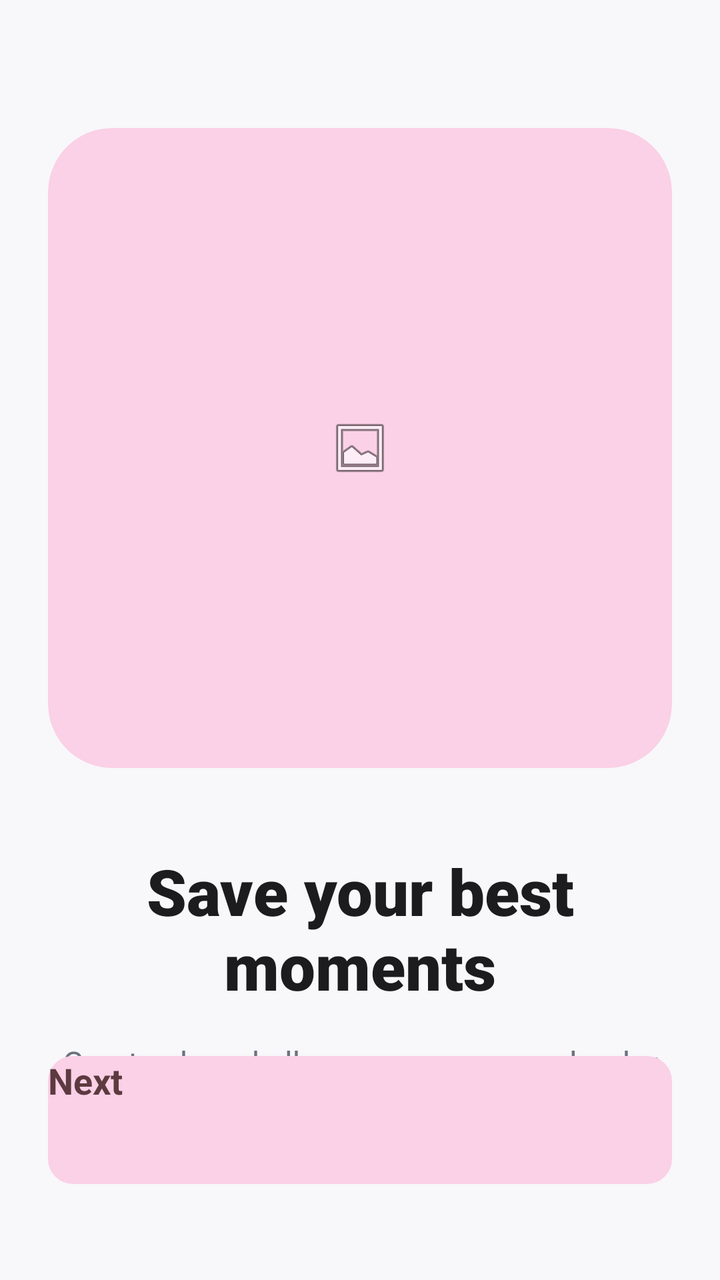
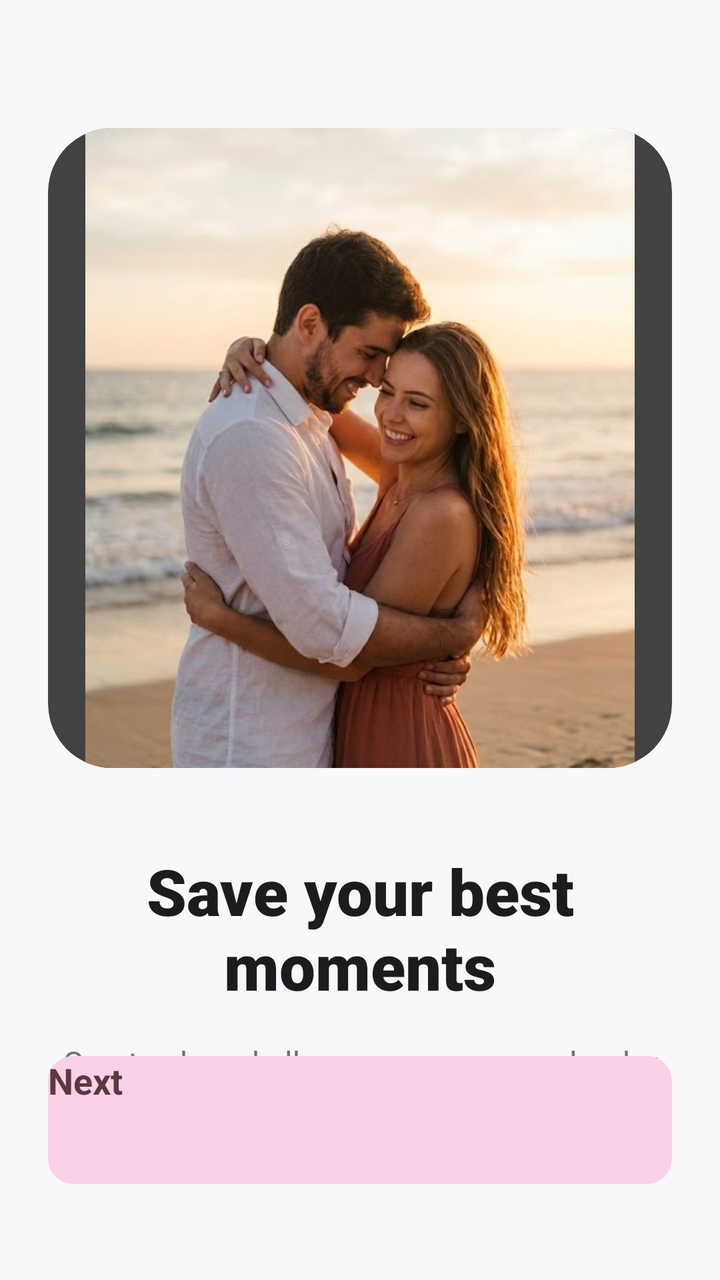

The first picture is an Android layout as it rendered before a commit; the second is the same layout after the commit. The layout source and the unified diff follow.
<!-- AndroidManifest.xml: application theme Theme.App.Starting -->
<!-- res/layout/fragment_onboarding.xml -->
<?xml version="1.0" encoding="utf-8"?>
<androidx.constraintlayout.widget.ConstraintLayout xmlns:android="http://schemas.android.com/apk/res/android"
    xmlns:app="http://schemas.android.com/apk/res-auto"
    android:layout_width="match_parent"
    android:layout_height="match_parent"
    android:background="@color/background_light"
    android:padding="24dp">

    <androidx.cardview.widget.CardView
        android:id="@+id/cardIllustration"
        android:layout_width="match_parent"
        android:layout_height="320dp"
        android:layout_marginTop="40dp"
        app:cardBackgroundColor="#FAD1E6"
        app:cardCornerRadius="32dp"
        app:cardElevation="0dp"
        app:layout_constraintEnd_toEndOf="parent"
        app:layout_constraintStart_toStartOf="parent"
        app:layout_constraintTop_toTopOf="parent">

        <ImageView
            android:layout_width="match_parent"
            android:layout_height="match_parent"
            android:padding="40dp"
            android:scaleType="centerInside"
            android:src="@android:drawable/ic_menu_gallery"
            app:tint="#FFFFFF" />
    </androidx.cardview.widget.CardView>

    <TextView
        android:id="@+id/tvTitle"
        android:layout_width="match_parent"
        android:layout_height="wrap_content"
        android:layout_marginTop="40dp"
        android:fontFamily="sans-serif-black"
        android:gravity="center"
        android:text="@string/save_your_best_moments"
        android:textColor="@color/text_primary"
        android:textSize="32sp"
        android:textStyle="bold"
        app:layout_constraintEnd_toEndOf="parent"
        app:layout_constraintStart_toStartOf="parent"
        app:layout_constraintTop_toBottomOf="@id/cardIllustration" />

    <TextView
        android:layout_width="match_parent"
        android:layout_height="wrap_content"
        android:layout_marginTop="16dp"
        android:gravity="center"
        android:lineSpacingExtra="4dp"
        android:text="@string/Create_shared_albums"
        android:textColor="@color/text_secondary"
        android:textSize="16sp"
        app:layout_constraintEnd_toEndOf="parent"
        app:layout_constraintStart_toStartOf="parent"
        app:layout_constraintTop_toBottomOf="@id/tvTitle" />

    <androidx.appcompat.widget.AppCompatButton
        android:id="@+id/btnGetStarted"
        android:layout_width="match_parent"
        android:layout_height="64dp"
        android:layout_marginBottom="24dp"
        android:background="@drawable/bg_input_field"
        android:backgroundTint="#FAD1E6"
        android:text="@string/next"
        android:textAllCaps="false"
        android:textColor="#5D3A40"
        android:textSize="18sp"
        android:textStyle="bold"
        app:layout_constraintBottom_toBottomOf="parent"
        app:layout_constraintEnd_toEndOf="parent"
        app:layout_constraintStart_toStartOf="parent" />

</androidx.constraintlayout.widget.ConstraintLayout>
<!-- resources referenced by this layout -->
<resources>
  <color name="background_light">#F8F7FA</color>
  <color name="text_primary">#1C1C1E</color>
  <color name="text_secondary">#6B7280</color>
  <!-- drawable bg_input_field (drawable) -->
  <?xml version="1.0" encoding="utf-8"?>
  <shape xmlns:android="http://schemas.android.com/apk/res/android" android:shape="rectangle">
      <solid android:color="@color/white"/>
      <corners android:radius="12dp"/>
      <stroke android:width="1dp" android:color="#E2E8F0"/> </shape>
  <string name="Create_shared_albums">Create shared albums, manage a calendar of events, and share memories with your significant other.</string>
  <string name="next">Next</string>
  <string name="save_your_best_moments">Save your best moments</string>
  <style name="Theme.App.Starting" parent="Theme.SplashScreen">
          <item name="windowSplashScreenBackground">@android:color/white</item>
  
          <item name="windowSplashScreenAnimatedIcon">@drawable/splash_icon</item>
          <item name="windowSplashScreenAnimationDuration">1000</item>
  
          <item name="postSplashScreenTheme">@style/Theme.OurMemories</item>
      </style>
  <color name="white">#FFFFFF</color>
  <!-- drawable splash_icon: png bitmap (drawable, 316944 bytes) -->
  <style name="Theme.OurMemories" parent="Base.Theme.OurMemories" />
  <style name="Base.Theme.OurMemories" parent="Theme.Material3.DayNight.NoActionBar" />
</resources>

<!-- the commit's change to res/layout/fragment_onboarding.xml (unified diff, before → after) -->
@@ -8,11 +8,11 @@
 
     <androidx.cardview.widget.CardView
         android:id="@+id/cardIllustration"
-        android:layout_width="match_parent"
-        android:layout_height="320dp"
+        android:layout_width="wrap_content"
+        android:layout_height="320sp"
         android:layout_marginTop="40dp"
-        app:cardBackgroundColor="#FAD1E6"
         app:cardCornerRadius="32dp"
+        android:maxHeight="320sp"
         app:cardElevation="0dp"
         app:layout_constraintEnd_toEndOf="parent"
         app:layout_constraintStart_toStartOf="parent"
@@ -21,10 +21,7 @@
         <ImageView
             android:layout_width="match_parent"
             android:layout_height="match_parent"
-            android:padding="40dp"
-            android:scaleType="centerInside"
-            android:src="@android:drawable/ic_menu_gallery"
-            app:tint="#FFFFFF" />
+            android:src="@drawable/photo_for_onboarding" />
     </androidx.cardview.widget.CardView>
 
     <TextView
<!-- resource entries referenced after the edit -->
@@ -5,10 +5,17 @@
   <color name="text_secondary">#6B7280</color>
   <!-- drawable bg_input_field (drawable) -->
   <?xml version="1.0" encoding="utf-8"?>
-  <shape xmlns:android="http://schemas.android.com/apk/res/android" android:shape="rectangle">
-      <solid android:color="@color/white"/>
-      <corners android:radius="12dp"/>
-      <stroke android:width="1dp" android:color="#E2E8F0"/> </shape>
+  <shape xmlns:android="http://schemas.android.com/apk/res/android">
+  
+      <solid android:color="#F5F5F5" />
+  
+      <corners android:radius="12dp" />
+  
+      <stroke
+          android:width="1dp"
+          android:color="#E0E0E0" />
+  </shape>
+  <!-- drawable photo_for_onboarding: jpg bitmap (drawable, 62399 bytes) -->
   <string name="Create_shared_albums">Create shared albums, manage a calendar of events, and share memories with your significant other.</string>
   <string name="next">Next</string>
   <string name="save_your_best_moments">Save your best moments</string>
@@ -20,7 +27,6 @@
   
           <item name="postSplashScreenTheme">@style/Theme.OurMemories</item>
       </style>
-  <color name="white">#FFFFFF</color>
   <!-- drawable splash_icon: png bitmap (drawable, 316944 bytes) -->
   <style name="Theme.OurMemories" parent="Base.Theme.OurMemories" />
   <style name="Base.Theme.OurMemories" parent="Theme.Material3.DayNight.NoActionBar" />
